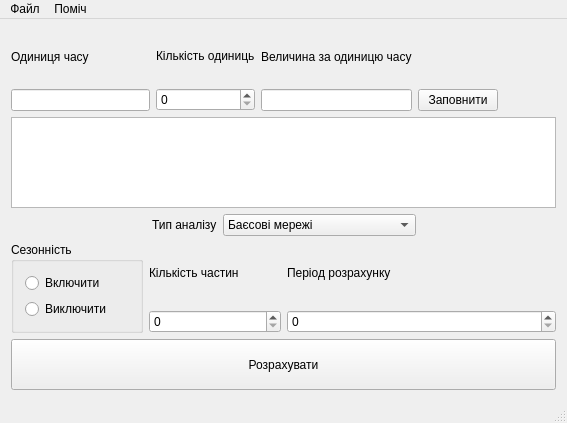
This is mainwindow.ui in maximillian2/time-series as Qt 5 draws it before an edit. The edited form follows.
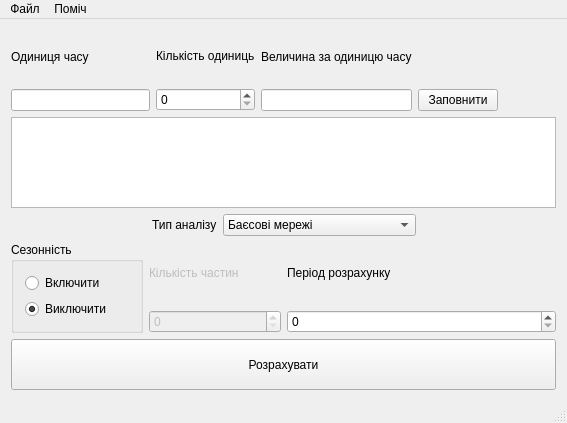
This is the edited form.

```diff
--- a/mainwindow.ui
+++ b/mainwindow.ui
@@ -209,6 +209,9 @@
                <property name="text">
                 <string>Виключити</string>
                </property>
+               <property name="checked">
+                <bool>true</bool>
+               </property>
               </widget>
              </item>
             </layout>
@@ -220,13 +223,20 @@
          <layout class="QVBoxLayout" name="verticalLayout_4">
           <item>
            <widget class="QLabel" name="partsLabel">
+            <property name="enabled">
+             <bool>false</bool>
+            </property>
             <property name="text">
              <string>Кількість частин</string>
             </property>
            </widget>
           </item>
           <item>
-           <widget class="QSpinBox" name="partsSpinBox"/>
+           <widget class="QSpinBox" name="partsSpinBox">
+            <property name="enabled">
+             <bool>false</bool>
+            </property>
+           </widget>
           </item>
          </layout>
         </item>
```
Left out of the diff: 6 changed lines with no effect on the pictures.
